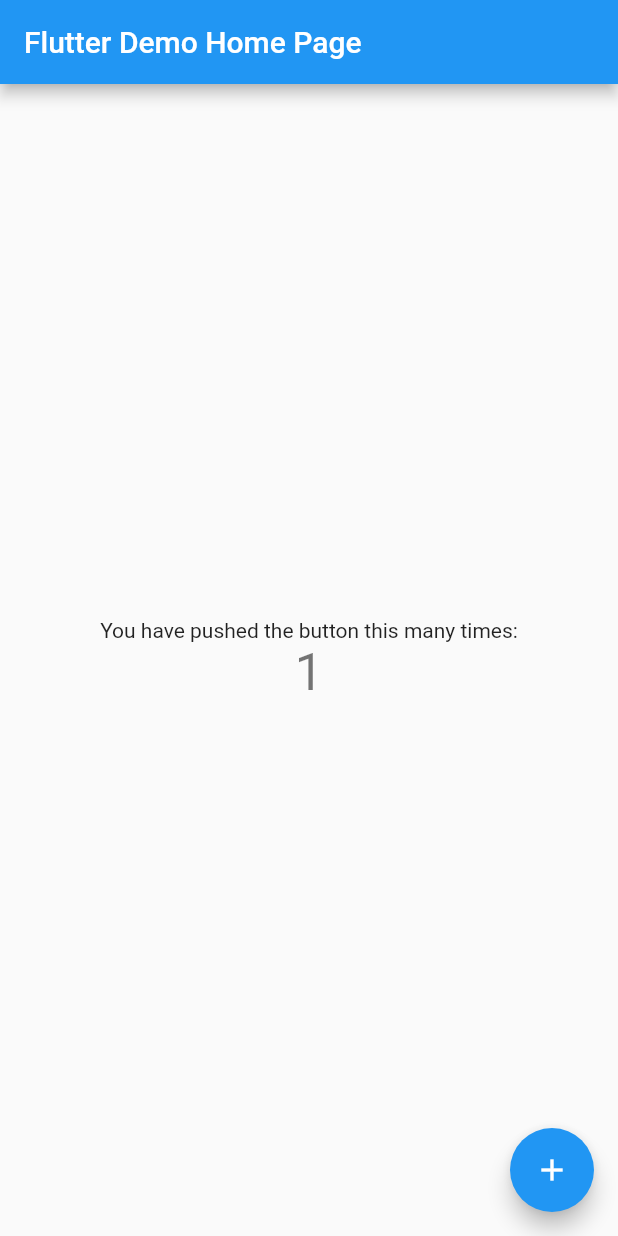
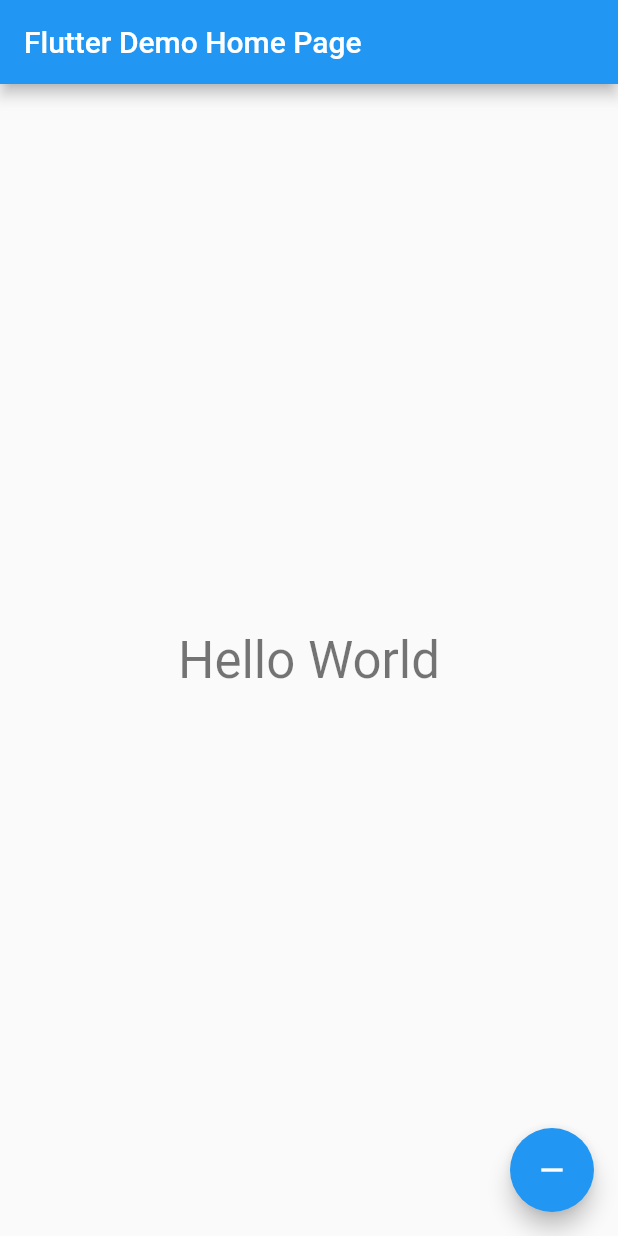
Before and after one commit to matheper/transfer_style_flutter, a Flutter app: the screen it shows after launch, after a tap on the "add" icon, on a phone screen of 412 x 824 dp. Run offline on Flutter 3.47's test engine with Material 2 defaults, Android fonts, the phone set to English and light mode, and no system bars.

Commit message:
Minimal change for a simple Hello World.

```diff
--- a/lib/main.dart
+++ b/lib/main.dart
@@ -50,7 +50,7 @@ class MyHomePage extends StatefulWidget {
 }
 
 class _MyHomePageState extends State<MyHomePage> {
-  int _counter = 0;
+  bool _visible = false;
 
   void _incrementCounter() {
     setState(() {
@@ -59,7 +59,7 @@ class _MyHomePageState extends State<MyHomePage> {
       // so that the display can reflect the updated values. If we changed
       // _counter without calling setState(), then the build method would not be
       // called again, and so nothing would appear to happen.
-      _counter++;
+      _visible = !_visible;
     });
   }
 
@@ -97,20 +97,18 @@ class _MyHomePageState extends State<MyHomePage> {
           // horizontal).
           mainAxisAlignment: MainAxisAlignment.center,
           children: <Widget>[
-            Text(
-              'You have pushed the button this many times:',
-            ),
-            Text(
-              '$_counter',
-              style: Theme.of(context).textTheme.headline4,
-            ),
+            if(_visible)
+              Text(
+                'Hello World',
+                style: Theme.of(context).textTheme.headline4,
+              ),
           ],
         ),
       ),
       floatingActionButton: FloatingActionButton(
         onPressed: _incrementCounter,
         tooltip: 'Increment',
-        child: Icon(Icons.add),
+        child: _visible ? Icon(Icons.remove): Icon(Icons.add),
       ), // This trailing comma makes auto-formatting nicer for build methods.
     );
   }
```
